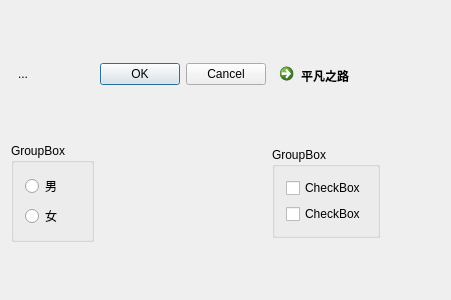
First picture: the form in 08_control/widget.ui, repository kris-zsh/QT, before the edit.
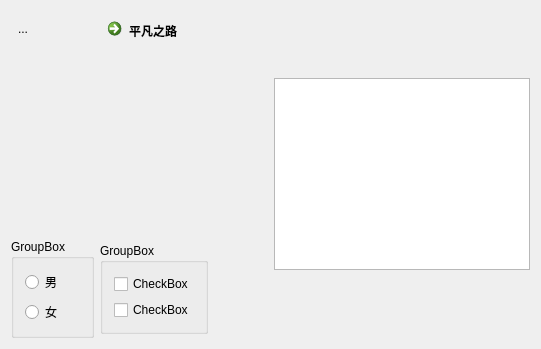
Second picture: the form after the edit. Icons and pictures are not drawn.

```diff
--- a/08_control/widget.ui
+++ b/08_control/widget.ui
@@ -9,66 +9,14 @@
    <rect>
     <x>0</x>
     <y>0</y>
-    <width>400</width>
-    <height>300</height>
+    <width>534</width>
+    <height>349</height>
    </rect>
   </property>
   <property name="windowTitle">
    <string>Widget</string>
   </property>
   <layout class="QGridLayout" name="gridLayout">
-   <item row="1" column="2">
-    <widget class="QGroupBox" name="groupBox_2">
-     <property name="sizePolicy">
-      <sizepolicy hsizetype="Fixed" vsizetype="Fixed">
-       <horstretch>0</horstretch>
-       <verstretch>0</verstretch>
-      </sizepolicy>
-     </property>
-     <property name="title">
-      <string>GroupBox</string>
-     </property>
-     <layout class="QVBoxLayout" name="verticalLayout">
-      <item>
-       <widget class="QCheckBox" name="checkBox">
-        <property name="text">
-         <string>CheckBox</string>
-        </property>
-       </widget>
-      </item>
-      <item>
-       <widget class="QCheckBox" name="checkBox_2">
-        <property name="text">
-         <string>CheckBox</string>
-        </property>
-       </widget>
-      </item>
-     </layout>
-    </widget>
-   </item>
-   <item row="1" column="0">
-    <widget class="QGroupBox" name="groupBox">
-     <property name="title">
-      <string>GroupBox</string>
-     </property>
-     <layout class="QVBoxLayout" name="verticalLayout_2">
-      <item>
-       <widget class="QRadioButton" name="radioButton">
-        <property name="text">
-         <string>男</string>
-        </property>
-       </widget>
-      </item>
-      <item>
-       <widget class="QRadioButton" name="radioButton_2">
-        <property name="text">
-         <string>女</string>
-        </property>
-       </widget>
-      </item>
-     </layout>
-    </widget>
-   </item>
    <item row="0" column="0">
     <widget class="QToolButton" name="toolButton">
      <property name="text">
@@ -95,20 +43,90 @@
      </property>
     </widget>
    </item>
-   <item row="0" column="2">
+   <item row="0" column="1">
     <widget class="QCommandLinkButton" name="commandLinkButton">
+     <property name="sizePolicy">
+      <sizepolicy hsizetype="Fixed" vsizetype="Fixed">
+       <horstretch>0</horstretch>
+       <verstretch>0</verstretch>
+      </sizepolicy>
+     </property>
      <property name="text">
       <string>平凡之路</string>
      </property>
+     <property name="checkable">
+      <bool>false</bool>
+     </property>
+     <property name="autoRepeat">
+      <bool>false</bool>
+     </property>
+     <property name="autoExclusive">
+      <bool>false</bool>
+     </property>
     </widget>
    </item>
-   <item row="0" column="1">
-    <widget class="QDialogButtonBox" name="buttonBox">
-     <property name="standardButtons">
-      <set>QDialogButtonBox::Cancel|QDialogButtonBox::Ok</set>
+   <item row="0" column="3" rowspan="4">
+    <widget class="QListWidget" name="listWidget">
+     <property name="sizePolicy">
+      <sizepolicy hsizetype="Fixed" vsizetype="Fixed">
+       <horstretch>0</horstretch>
+       <verstretch>0</verstretch>
+      </sizepolicy>
      </property>
     </widget>
    </item>
+   <item row="3" column="0">
+    <widget class="QGroupBox" name="groupBox">
+     <property name="title">
+      <string>GroupBox</string>
+     </property>
+     <layout class="QVBoxLayout" name="verticalLayout_2">
+      <item>
+       <widget class="QRadioButton" name="radioButton">
+        <property name="text">
+         <string>男</string>
+        </property>
+       </widget>
+      </item>
+      <item>
+       <widget class="QRadioButton" name="radioButton_2">
+        <property name="text">
+         <string>女</string>
+        </property>
+       </widget>
+      </item>
+     </layout>
+    </widget>
+   </item>
+   <item row="3" column="1">
+    <widget class="QGroupBox" name="groupBox_2">
+     <property name="sizePolicy">
+      <sizepolicy hsizetype="Fixed" vsizetype="Fixed">
+       <horstretch>0</horstretch>
+       <verstretch>0</verstretch>
+      </sizepolicy>
+     </property>
+     <property name="title">
+      <string>GroupBox</string>
+     </property>
+     <layout class="QVBoxLayout" name="verticalLayout">
+      <item>
+       <widget class="QCheckBox" name="checkBox">
+        <property name="text">
+         <string>CheckBox</string>
+        </property>
+       </widget>
+      </item>
+      <item>
+       <widget class="QCheckBox" name="checkBox_2">
+        <property name="text">
+         <string>CheckBox</string>
+        </property>
+       </widget>
+      </item>
+     </layout>
+    </widget>
+   </item>
   </layout>
  </widget>
  <layoutdefault spacing="6" margin="11"/>
```
